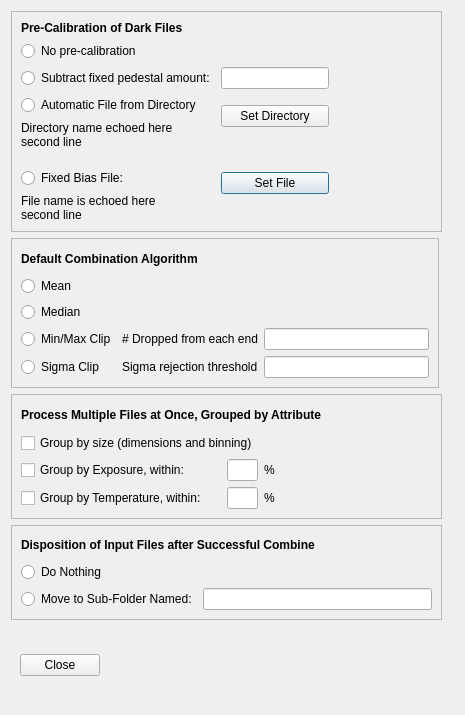
First picture: the form in PreferencesWindow.ui, repository RMcDOttawa/MasterDarkMaker, before the edit.
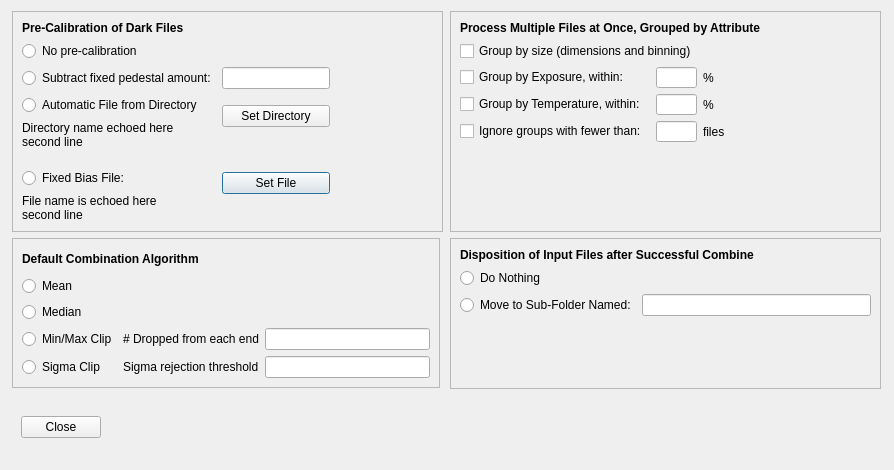
Second picture: the form after the edit.

Commit message: Defined preferences, data model, and UI for "ignore groups fewer than n" feature.  (Haven't implemented execution the feature yet.)

Diff of the .ui file:
```diff
--- a/PreferencesWindow.ui
+++ b/PreferencesWindow.ui
@@ -6,20 +6,20 @@
    <rect>
     <x>0</x>
     <y>0</y>
-    <width>465</width>
-    <height>715</height>
+    <width>894</width>
+    <height>470</height>
    </rect>
   </property>
   <property name="minimumSize">
    <size>
-    <width>465</width>
-    <height>715</height>
+    <width>894</width>
+    <height>470</height>
    </size>
   </property>
   <property name="maximumSize">
    <size>
-    <width>9999</width>
-    <height>9999</height>
+    <width>894</width>
+    <height>470</height>
    </size>
   </property>
   <property name="windowTitle">
@@ -201,6 +201,150 @@
      </layout>
     </widget>
    </item>
+   <item row="0" column="1">
+    <widget class="QFrame" name="frame">
+     <property name="minimumSize">
+      <size>
+       <width>431</width>
+       <height>125</height>
+      </size>
+     </property>
+     <property name="maximumSize">
+      <size>
+       <width>431</width>
+       <height>221</height>
+      </size>
+     </property>
+     <property name="frameShape">
+      <enum>QFrame::StyledPanel</enum>
+     </property>
+     <property name="frameShadow">
+      <enum>QFrame::Raised</enum>
+     </property>
+     <layout class="QGridLayout" name="gridLayout_2">
+      <item row="0" column="0" colspan="3">
+       <widget class="QLabel" name="label_4">
+        <property name="maximumSize">
+         <size>
+          <width>338</width>
+          <height>16</height>
+         </size>
+        </property>
+        <property name="text">
+         <string>&lt;html&gt;&lt;head/&gt;&lt;body&gt;&lt;p&gt;&lt;span style=&quot; font-weight:600;&quot;&gt;Process Multiple Files at Once, Grouped by Attribute&lt;/span&gt;&lt;/p&gt;&lt;/body&gt;&lt;/html&gt;</string>
+        </property>
+       </widget>
+      </item>
+      <item row="1" column="0" colspan="2">
+       <widget class="QCheckBox" name="groupBySizeCB">
+        <property name="toolTip">
+         <string>Process sets of files having different dimensions or binnings</string>
+        </property>
+        <property name="text">
+         <string>Group by size (dimensions and binning)</string>
+        </property>
+       </widget>
+      </item>
+      <item row="2" column="0">
+       <widget class="QCheckBox" name="groupByExposureCB">
+        <property name="toolTip">
+         <string>Process sets of files having different exposure times</string>
+        </property>
+        <property name="text">
+         <string>Group by Exposure, within:</string>
+        </property>
+       </widget>
+      </item>
+      <item row="2" column="1">
+       <widget class="QLineEdit" name="exposureGroupTolerance">
+        <property name="maximumSize">
+         <size>
+          <width>41</width>
+          <height>21</height>
+         </size>
+        </property>
+        <property name="toolTip">
+         <string>Consider exposure times to be the same if the are within this percentage of each other.</string>
+        </property>
+       </widget>
+      </item>
+      <item row="2" column="2">
+       <widget class="QLabel" name="label_7">
+        <property name="text">
+         <string>%</string>
+        </property>
+       </widget>
+      </item>
+      <item row="3" column="0">
+       <widget class="QCheckBox" name="groupByTemperatureCB">
+        <property name="toolTip">
+         <string>Process sets of files having different CCD temperatures</string>
+        </property>
+        <property name="text">
+         <string>Group by Temperature, within:</string>
+        </property>
+       </widget>
+      </item>
+      <item row="3" column="1">
+       <widget class="QLineEdit" name="temperatureGroupTolerance">
+        <property name="maximumSize">
+         <size>
+          <width>41</width>
+          <height>21</height>
+         </size>
+        </property>
+        <property name="toolTip">
+         <string>Consider temperatures to be the same if the are within this percentage of each other.</string>
+        </property>
+       </widget>
+      </item>
+      <item row="3" column="2">
+       <widget class="QLabel" name="label_8">
+        <property name="text">
+         <string>%</string>
+        </property>
+       </widget>
+      </item>
+      <item row="4" column="0">
+       <widget class="QCheckBox" name="ignoreSmallGroupsCB">
+        <property name="text">
+         <string>Ignore groups with fewer than:</string>
+        </property>
+       </widget>
+      </item>
+      <item row="4" column="1">
+       <widget class="QLineEdit" name="minimumGroupSize">
+        <property name="maximumSize">
+         <size>
+          <width>41</width>
+          <height>21</height>
+         </size>
+        </property>
+       </widget>
+      </item>
+      <item row="4" column="2">
+       <widget class="QLabel" name="label_9">
+        <property name="text">
+         <string>files</string>
+        </property>
+       </widget>
+      </item>
+      <item row="5" column="0">
+       <spacer name="verticalSpacer">
+        <property name="orientation">
+         <enum>Qt::Vertical</enum>
+        </property>
+        <property name="sizeHint" stdset="0">
+         <size>
+          <width>20</width>
+          <height>51</height>
+         </size>
+        </property>
+       </spacer>
+      </item>
+     </layout>
+    </widget>
+   </item>
    <item row="1" column="0">
     <widget class="QFrame" name="CombineMethod">
      <property name="minimumSize">
@@ -312,108 +456,7 @@
      </layout>
     </widget>
    </item>
-   <item row="2" column="0">
-    <widget class="QFrame" name="frame">
-     <property name="minimumSize">
-      <size>
-       <width>431</width>
-       <height>125</height>
-      </size>
-     </property>
-     <property name="maximumSize">
-      <size>
-       <width>431</width>
-       <height>125</height>
-      </size>
-     </property>
-     <property name="frameShape">
-      <enum>QFrame::StyledPanel</enum>
-     </property>
-     <property name="frameShadow">
-      <enum>QFrame::Raised</enum>
-     </property>
-     <layout class="QGridLayout" name="gridLayout_2">
-      <item row="0" column="0" colspan="3">
-       <widget class="QLabel" name="label_4">
-        <property name="text">
-         <string>&lt;html&gt;&lt;head/&gt;&lt;body&gt;&lt;p&gt;&lt;span style=&quot; font-weight:600;&quot;&gt;Process Multiple Files at Once, Grouped by Attribute&lt;/span&gt;&lt;/p&gt;&lt;/body&gt;&lt;/html&gt;</string>
-        </property>
-       </widget>
-      </item>
-      <item row="1" column="0" colspan="2">
-       <widget class="QCheckBox" name="groupBySizeCB">
-        <property name="toolTip">
-         <string>Process sets of files having different dimensions or binnings</string>
-        </property>
-        <property name="text">
-         <string>Group by size (dimensions and binning)</string>
-        </property>
-       </widget>
-      </item>
-      <item row="2" column="0">
-       <widget class="QCheckBox" name="groupByExposureCB">
-        <property name="toolTip">
-         <string>Process sets of files having different exposure times</string>
-        </property>
-        <property name="text">
-         <string>Group by Exposure, within:</string>
-        </property>
-       </widget>
-      </item>
-      <item row="2" column="1">
-       <widget class="QLineEdit" name="exposureGroupTolerance">
-        <property name="maximumSize">
-         <size>
-          <width>31</width>
-          <height>16777215</height>
-         </size>
-        </property>
-        <property name="toolTip">
-         <string>Consider exposure times to be the same if the are within this percentage of each other.</string>
-        </property>
-       </widget>
-      </item>
-      <item row="2" column="2">
-       <widget class="QLabel" name="label_7">
-        <property name="text">
-         <string>%</string>
-        </property>
-       </widget>
-      </item>
-      <item row="3" column="0">
-       <widget class="QCheckBox" name="groupByTemperatureCB">
-        <property name="toolTip">
-         <string>Process sets of files having different CCD temperatures</string>
-        </property>
-        <property name="text">
-         <string>Group by Temperature, within:</string>
-        </property>
-       </widget>
-      </item>
-      <item row="3" column="1">
-       <widget class="QLineEdit" name="temperatureGroupTolerance">
-        <property name="maximumSize">
-         <size>
-          <width>31</width>
-          <height>16777215</height>
-         </size>
-        </property>
-        <property name="toolTip">
-         <string>Consider temperatures to be the same if the are within this percentage of each other.</string>
-        </property>
-       </widget>
-      </item>
-      <item row="3" column="2">
-       <widget class="QLabel" name="label_8">
-        <property name="text">
-         <string>%</string>
-        </property>
-       </widget>
-      </item>
-     </layout>
-    </widget>
-   </item>
-   <item row="3" column="0">
+   <item row="1" column="1">
     <widget class="QFrame" name="frame_2">
      <property name="minimumSize">
       <size>
@@ -424,7 +467,7 @@
      <property name="maximumSize">
       <size>
        <width>431</width>
-       <height>95</height>
+       <height>151</height>
       </size>
      </property>
      <property name="frameShape">
@@ -436,6 +479,12 @@
      <layout class="QGridLayout" name="gridLayout_3">
       <item row="0" column="0" colspan="2">
        <widget class="QLabel" name="label_5">
+        <property name="maximumSize">
+         <size>
+          <width>330</width>
+          <height>16</height>
+         </size>
+        </property>
         <property name="text">
          <string>&lt;html&gt;&lt;b&gt;Disposition of Input Files after Successful Combine&lt;/b&gt;&lt;/html&gt;</string>
         </property>
@@ -474,10 +523,23 @@
         </property>
        </widget>
       </item>
+      <item row="3" column="0">
+       <spacer name="verticalSpacer_2">
+        <property name="orientation">
+         <enum>Qt::Vertical</enum>
+        </property>
+        <property name="sizeHint" stdset="0">
+         <size>
+          <width>20</width>
+          <height>42</height>
+         </size>
+        </property>
+       </spacer>
+      </item>
      </layout>
     </widget>
    </item>
-   <item row="4" column="0">
+   <item row="2" column="0" colspan="2">
     <widget class="QWidget" name="widget" native="true">
      <layout class="QGridLayout" name="gridLayout_5">
       <item row="0" column="0">
```
Left out of the diff: 3 changed lines with no effect on the pictures. The commit also changes 6 other files.
